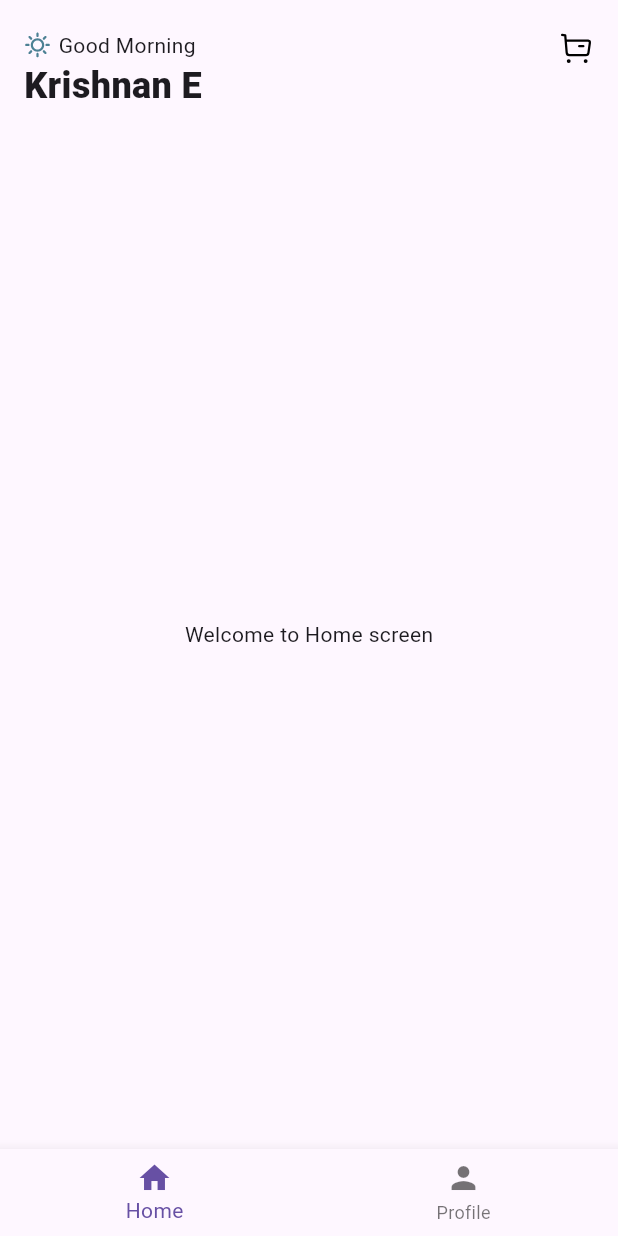
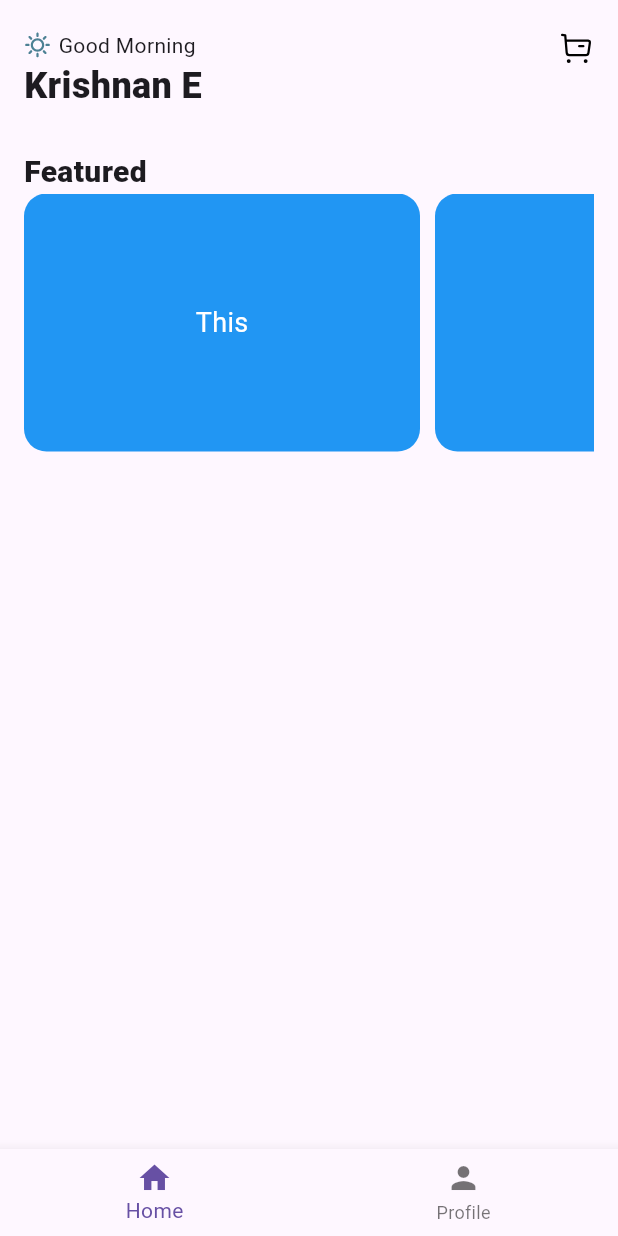
Before and after one commit to krishnanx/Flutter_app, a Flutter app: the screen it shows after launch, on a phone screen of 412 x 824 dp. Run offline on Flutter 3.47's test engine with Material 3 defaults, Android fonts, the phone set to English and light mode, and no system bars; our stand-ins replace flutter_svg.

Commit message:
cards added

```diff
--- a/lib/screens/home_screen.dart
+++ b/lib/screens/home_screen.dart
@@ -1,10 +1,12 @@
 import 'package:flutter/material.dart';
 import 'package:flutter_svg/flutter_svg.dart';
+import "package:flutter_task/widgets/feature_cards.dart";
 
 class HomeScreen extends StatelessWidget {
   const HomeScreen({super.key});
   @override
   Widget build(BuildContext context) {
+    List<String> apiData = ["This", "is", "my", "project"];
     return Scaffold(
       appBar: AppBar(
         toolbarHeight: 80, // Increase height if needed
@@ -63,7 +65,46 @@ class HomeScreen extends StatelessWidget {
           ),
         ),
       ),
-      body: const Center(child: Text("Welcome to Home screen")),
+      body: Padding(
+        padding: const EdgeInsets.only(top: 20.0, left: 16.0, right: 16.0),
+        child: Column(
+          mainAxisAlignment: MainAxisAlignment.spaceBetween,
+          children: [
+            Column(
+              children: [
+                Row(
+                  crossAxisAlignment: CrossAxisAlignment.start,
+                  children: [
+                    Text(
+                      "Featured",
+                      style: TextStyle(
+                        fontSize: 20,
+                        fontWeight: FontWeight.w800,
+                      ),
+                    ),
+                  ],
+                ),
+                SizedBox(
+                  width: double.infinity,
+                  height: 172, // Give a fixed height
+                  child: ListView.builder(
+                    scrollDirection: Axis.horizontal,
+                    itemCount: 4,
+                    itemBuilder: (context, index) {
+                      return Padding(
+                        padding: const EdgeInsets.only(
+                          right: 10,
+                        ), // Add spacing
+                        child: FeatureCards(title: apiData[index]),
+                      );
+                    },
+                  ),
+                ),
+              ],
+            ),
+          ],
+        ),
+      ),
     );
   }
 }
--- /dev/null
+++ b/lib/widgets/feature_cards.dart
@@ -0,0 +1,24 @@
+import 'package:flutter/material.dart';
+
+class FeatureCards extends StatelessWidget {
+  final String title;
+  const FeatureCards({super.key, required this.title});
+  @override
+  Widget build(BuildContext context) {
+    // TODO: implement build
+    return Container(
+      width: 264,
+      height: 172,
+      decoration: BoxDecoration(
+        color: Colors.blue, // Background color
+        borderRadius: BorderRadius.circular(15),
+      ),
+      child: Center(
+        child: Text(
+          title,
+          style: const TextStyle(color: Colors.white, fontSize: 18),
+        ),
+      ),
+    );
+  }
+}
```
